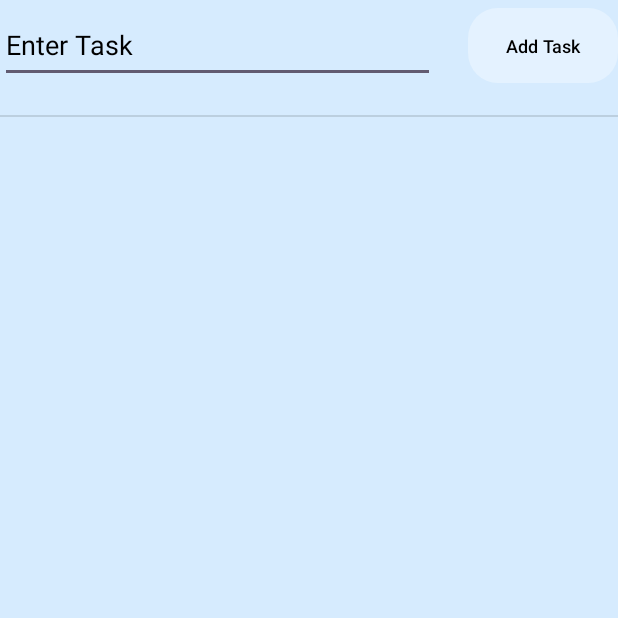
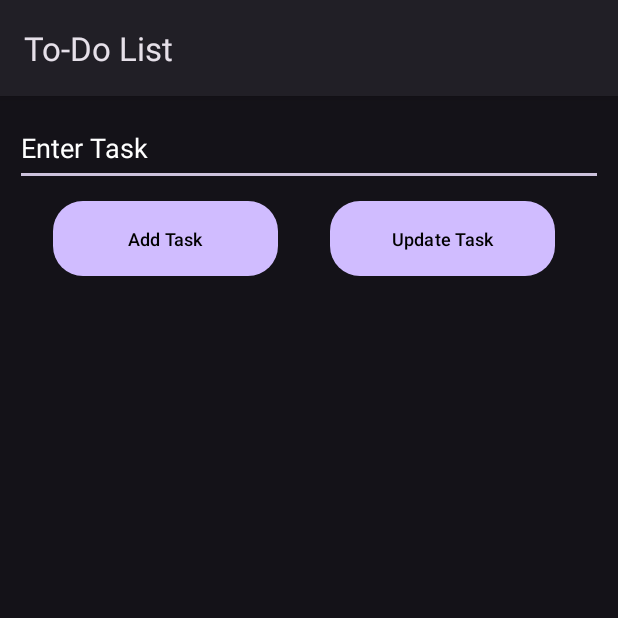
Before and after one commit to riddhik24/PRODIGY_AD_02, an Android app: the screen it shows after launch (MainActivity), on a phone screen of 412 x 824 dp, the top half of it. Run offline under Robolectric (Android 15) with nearby library versions, the phone set to English and light mode, and no system bars.

Commit message:
initial commit

```diff
--- a/app/src/main/AndroidManifest.xml
+++ b/app/src/main/AndroidManifest.xml
@@ -14,7 +14,8 @@
         tools:targetApi="31">
         <activity
             android:name=".MainActivity"
-            android:exported="true">
+            android:exported="true"
+            android:theme="@style/Theme.Material3.Dark">
             <intent-filter>
                 <action android:name="android.intent.action.MAIN" />
 
--- a/app/src/main/java/com/example/to_dolist/MainActivity.java
+++ b/app/src/main/java/com/example/to_dolist/MainActivity.java
@@ -21,8 +21,10 @@ import java.util.ArrayList;
 public class MainActivity extends AppCompatActivity {
     private ArrayList<String> items;
     private ArrayAdapter<String> itemAdapter;
-    private Button button;
+    private Button button, updatebtn;
     private ListView listView;
+    Integer indexVal;
+    String item;
 
     @Override
     protected void onCreate(Bundle savedInstanceState) {
@@ -36,15 +38,38 @@ public class MainActivity extends AppCompatActivity {
         });
 
         listView=findViewById(R.id.listView);
-        button=findViewById(R.id.btn);
+        button=findViewById(R.id.addbtn);
+        updatebtn= findViewById(R.id.updatebtn);
 
-        button.setOnClickListener(new View.OnClickListener() {
-            @Override
-            public void onClick(View v) {
-                addItem(v);
+        button.setOnClickListener(this::addItem);
+
+        items=new ArrayList<>();
+        itemAdapter= new ArrayAdapter<>(this, android.R.layout.simple_list_item_1,items);
+        listView.setAdapter(itemAdapter);
+        setupListViewListener();
+
+        updatebtn.setOnClickListener(v -> {
+            EditText input=findViewById(R.id.ed1);
+            String itemText=input.getText().toString();
+
+            if(!(itemText.isEmpty())){
+                items.set(indexVal, itemText);
+                input.setText("");
+                itemAdapter.notifyDataSetChanged();
+            }else{
+                Toast.makeText(getApplicationContext(), "Please Update Task!", Toast.LENGTH_SHORT).show();
             }
         });
 
+        listView.setOnItemClickListener(new AdapterView.OnItemClickListener() {
+            @Override
+            public void onItemClick(AdapterView<?> parent, View view, int position, long id) {
+                item=parent.getItemAtPosition(position).toString();
+                indexVal=position;
+                EditText input=findViewById(R.id.ed1);
+                input.setText(item);
+            }
+        });
         items=new ArrayList<>();
         itemAdapter= new ArrayAdapter<>(this, android.R.layout.simple_list_item_1,items);
         listView.setAdapter(itemAdapter);
@@ -78,4 +103,5 @@ public class MainActivity extends AppCompatActivity {
         }
     }
 
+
 }
--- a/app/src/main/res/drawable/shape1.xml
+++ b/app/src/main/res/drawable/btn_color.xml
@@ -2,7 +2,7 @@
 <shape xmlns:android="http://schemas.android.com/apk/res/android"
     android:shape="rectangle">
 
-    <solid android:color="#57FFFFFF"/>
+    <solid android:color="#673AB7"/>
 
     <corners android:radius="20dp"/>
 </shape>
--- a/app/src/main/res/layout/activity_main.xml
+++ b/app/src/main/res/layout/activity_main.xml
@@ -5,59 +5,78 @@
     android:id="@+id/main"
     android:layout_width="match_parent"
     android:layout_height="match_parent"
-    android:background="#2803A9F4"
     tools:context=".MainActivity">
 
     <EditText
-        android:layout_width="290dp"
+        android:id="@+id/ed1"
+        android:layout_width="match_parent"
         android:layout_height="50dp"
+        android:layout_margin="10dp"
+        android:layout_marginTop="5dp"
         android:ems="10"
-        android:id="@+id/ed1"
         android:hint="Enter Task"
-        android:layout_marginTop="5dp"
-        android:textColorHint="@color/black"
         android:inputType="text|datetime"
+        android:textColorHint="@color/white"
         app:layout_constraintBottom_toBottomOf="parent"
         app:layout_constraintStart_toStartOf="parent"
-        app:layout_constraintRight_toLeftOf="@id/btn"
         app:layout_constraintTop_toTopOf="parent"
         app:layout_constraintVertical_bias="0.0" />
 
 
     <Button
-        android:id="@+id/btn"
-        android:layout_width="100dp"
+        android:id="@+id/addbtn"
+        android:layout_width="150dp"
         android:layout_height="50dp"
-        android:layout_marginBottom="681dp"
-        android:background="@drawable/shape1"
+        android:layout_margin="10dp"
+        android:layout_marginBottom="604dp"
+        android:background="@drawable/btn_color"
         android:text="Add Task"
+        android:textColor="@color/black"
         android:textSize="12dp"
+        app:layout_constraintBottom_toBottomOf="parent"
+        app:layout_constraintEnd_toStartOf="@+id/updatebtn"
+        app:layout_constraintStart_toStartOf="parent"
+        app:layout_constraintTop_toBottomOf="@+id/ed1"
+        app:layout_constraintVertical_bias="0.0" />
+
+    <Button
+        android:id="@+id/updatebtn"
+        android:layout_width="150dp"
+        android:layout_height="50dp"
+        android:layout_margin="10dp"
+        android:layout_marginBottom="608dp"
+        android:background="@drawable/btn_color"
+        android:text="Update Task"
         android:textColor="@color/black"
-        android:layout_marginTop="5dp"
+        android:textSize="12dp"
         app:layout_constraintBottom_toBottomOf="parent"
         app:layout_constraintEnd_toEndOf="parent"
-        app:layout_constraintTop_toTopOf="parent"
+        app:layout_constraintHorizontal_bias="0.869"
+        app:layout_constraintStart_toStartOf="parent"
+        app:layout_constraintTop_toBottomOf="@+id/ed1"
         app:layout_constraintVertical_bias="0.0" />
 
     <ListView
         android:id="@+id/listView"
         android:layout_width="409dp"
-        android:layout_height="679dp"
-        android:layout_marginBottom="2dp"
+        android:layout_height="600dp"
+        android:layout_margin="10dp"
         app:layout_constraintBottom_toBottomOf="parent"
         app:layout_constraintEnd_toEndOf="parent"
         app:layout_constraintStart_toStartOf="parent"
-        app:layout_constraintTop_toBottomOf="@+id/ed1" />
+        app:layout_constraintTop_toBottomOf="@+id/addbtn"
+        app:layout_constraintVertical_bias="0.0" />
 
-    <View
-        android:id="@+id/divider"
-        android:layout_width="match_parent"
-        android:layout_height="1dp"
-        android:background="?android:attr/listDivider"
-        app:layout_constraintEnd_toEndOf="parent"
-        app:layout_constraintHorizontal_bias="0.516"
-        app:layout_constraintStart_toStartOf="parent"
-        app:layout_constraintBottom_toTopOf="@+id/listView"
-        app:layout_constraintTop_toBottomOf="@+id/ed1" />
+
+    <!--    <View-->
+    <!--        android:id="@+id/divider"-->
+    <!--        android:layout_width="match_parent"-->
+    <!--        android:layout_height="1dp"-->
+    <!--        android:background="?android:attr/listDivider"-->
+    <!--        app:layout_constraintEnd_toEndOf="parent"-->
+    <!--        app:layout_constraintHorizontal_bias="0.516"-->
+    <!--        app:layout_constraintStart_toStartOf="parent"-->
+    <!--        app:layout_constraintBottom_toTopOf="@+id/listView"-->
+    <!--        app:layout_constraintTop_toBottomOf="@+id/ed1" />-->
 
 </androidx.constraintlayout.widget.ConstraintLayout>
```
